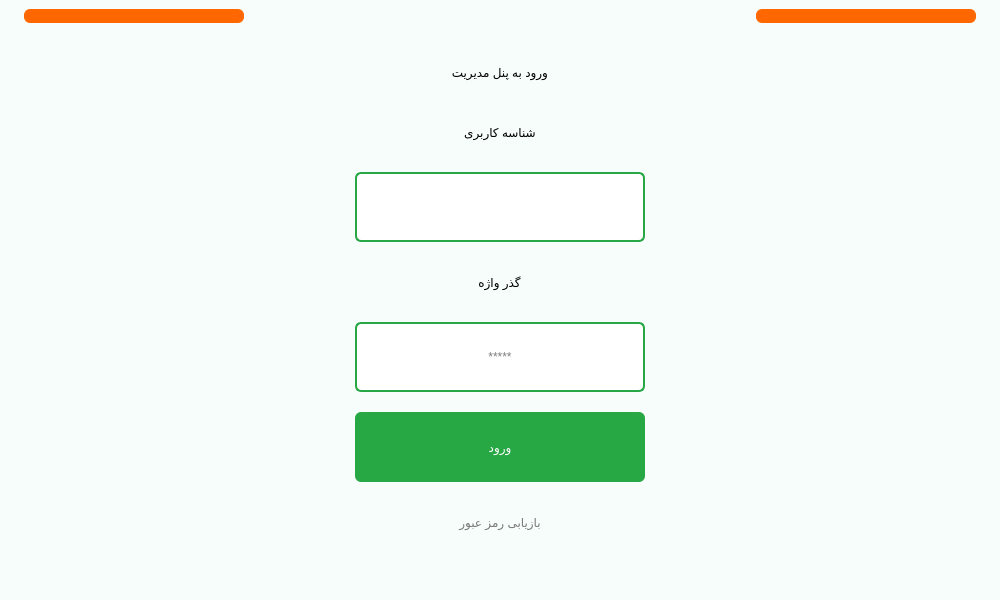
Qt form main.ui (Farazist/raspberrypi-app) before a commit.
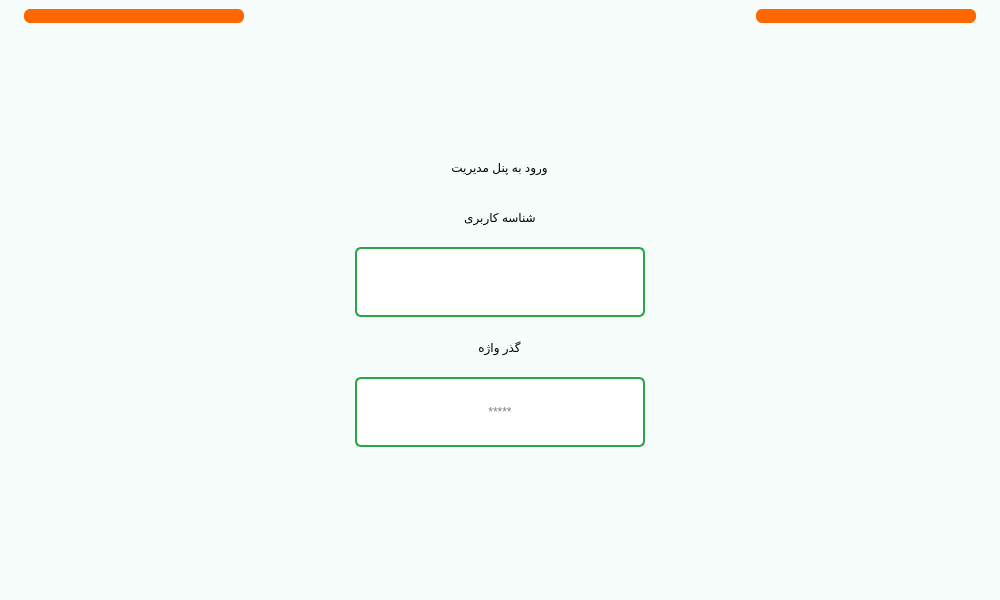
The same form after that commit. Icons and pictures are not drawn.

Commit message: owner login btn gif

What changed in the file:
```diff
--- a/main.ui
+++ b/main.ui
@@ -777,6 +777,11 @@
         </size>
        </property>
        <layout class="QVBoxLayout" name="verticalLayout_7">
+        <item>
+         <layout class="QVBoxLayout" name="vLayoutSignInOwner">
+          <property name="spacing">
+           <number>10</number>
+          </property>
         <item alignment="Qt::AlignHCenter">
          <widget class="QLabel" name="lblTitle">
           <property name="maximumSize">
@@ -792,6 +797,9 @@
           <property name="text">
            <string>ورود به پنل مدیریت</string>
           </property>
+            <property name="alignment">
+             <set>Qt::AlignCenter</set>
+            </property>
          </widget>
         </item>
         <item alignment="Qt::AlignHCenter">
@@ -842,15 +850,9 @@
           <property name="inputMethodHints">
            <set>Qt::ImhDigitsOnly</set>
           </property>
-          <property name="text">
-           <string/>
-          </property>
           <property name="alignment">
            <set>Qt::AlignCenter</set>
           </property>
-          <property name="placeholderText">
-           <string/>
-          </property>
          </widget>
         </item>
         <item alignment="Qt::AlignHCenter">
@@ -901,9 +903,6 @@
           <property name="inputMethodHints">
            <set>Qt::ImhDigitsOnly|Qt::ImhHiddenText|Qt::ImhNoAutoUppercase|Qt::ImhNoPredictiveText|Qt::ImhSensitiveData</set>
           </property>
-          <property name="text">
-           <string/>
-          </property>
           <property name="echoMode">
            <enum>QLineEdit::Password</enum>
           </property>
@@ -915,65 +914,7 @@
           </property>
          </widget>
         </item>
-        <item alignment="Qt::AlignHCenter">
-         <widget class="QPushButton" name="btnOwnerLogin">
-          <property name="minimumSize">
-           <size>
-            <width>290</width>
-            <height>70</height>
-           </size>
-          </property>
-          <property name="maximumSize">
-           <size>
-            <width>290</width>
-            <height>70</height>
-           </size>
-          </property>
-          <property name="styleSheet">
-           <string notr="true">QPushButton{
-background-color: #28a745;
-color: rgb(255, 255, 255);
-font: 24pt &quot;IRANSans&quot;;
-padding: 3px; 
-border: none; 
-border-radius: 6px;
-outline-style: none;
-}
-QPushButton:pressed {
-background-color: #145222;
-border-style: inset;
-}</string>
-          </property>
-          <property name="text">
-           <string>ورود</string>
-          </property>
-         </widget>
-        </item>
-        <item alignment="Qt::AlignHCenter">
-         <widget class="QPushButton" name="btnOwnerPassRecovery">
-          <property name="minimumSize">
-           <size>
-            <width>290</width>
-            <height>40</height>
-           </size>
-          </property>
-          <property name="maximumSize">
-           <size>
-            <width>290</width>
-            <height>40</height>
-           </size>
-          </property>
-          <property name="styleSheet">
-           <string notr="true">font: 18pt &quot;IRANSans&quot;;
-color: rgb(121, 121, 121);
-border: none; 
-outline-style: none;
-</string>
-          </property>
-          <property name="text">
-           <string>بازیابی رمز عبور</string>
-          </property>
-         </widget>
+         </layout>
         </item>
        </layout>
       </widget>
```
Left out of the diff: 9 changed lines with no effect on the pictures. Lines whose indentation alone changed are shown as unchanged. The commit also changes 5 other files.
